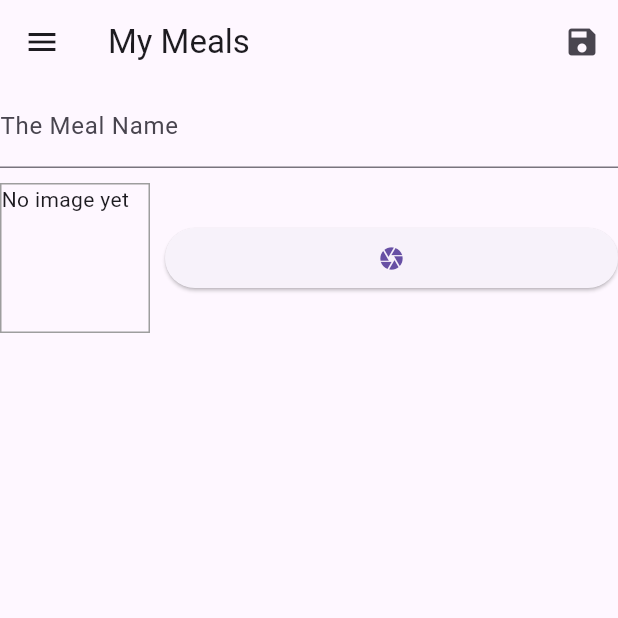
After one commit to adrnmrk/MAPD722_WInter24, a Flutter app: the AddYourMealScreen screen opened by its route, on a phone screen of 412 x 824 dp, the top half of it. The commit adds this screen. Run offline on Flutter 3.47's test engine with Material 3 defaults, Android fonts, the phone set to English and light mode, and no system bars; our stand-ins replace image_picker, shared_preferences, sqflite; accounts and stored records are empty; generated files the repository leaves out were written again.

Commit message:
Week7Code
Add SqlLite, Image Picker and provider package

```diff
--- /dev/null
+++ b/week4_mealapp/lib/AddNewMeal.dart
@@ -0,0 +1,65 @@
+import 'dart:io';
+import 'package:flutter/material.dart';
+import 'package:provider/provider.dart';
+import 'package:week4_mealapp/FavoriteMealsProvider.dart';
+import 'package:week4_mealapp/ImageInput.dart';
+import 'package:week4_mealapp/MainDrawer.dart';
+import './UserMeal.dart';
+
+class AddYourMealScreen extends StatefulWidget {
+  const AddYourMealScreen({super.key});
+  @override
+  State<StatefulWidget> createState() {
+    return AddYourMealScreenState();
+  }
+}
+
+class AddYourMealScreenState extends State<AddYourMealScreen> {
+  File? _pickedImage;
+  void _selectImage(File pickedImage) {
+    _pickedImage = pickedImage;
+  }
+
+  final mealNameController = TextEditingController();
+
+  void saveNewMeal() {
+    if (mealNameController.text.isEmpty || _pickedImage == null)
+      return;
+    else {
+      var us = UserMeal(title: mealNameController.text, image: _pickedImage!);
+      Provider.of<FavoriteMealsProvider>(context, listen: false)
+          .addUserMeal(us);
+    }
+  }
+
+  @override
+  Widget build(BuildContext context) {
+    return Scaffold(
+      appBar: AppBar(
+        title: const Text('My Meals'),
+        actions: [
+          IconButton(onPressed: saveNewMeal, icon: const Icon(Icons.save)),
+        ],
+      ),
+      drawer: MainDrawer(),
+      body: Column(
+        crossAxisAlignment: CrossAxisAlignment.stretch,
+        children: <Widget>[
+          Expanded(
+              child: SingleChildScrollView(
+            child: Column(children: [
+              TextField(
+                decoration: const InputDecoration(labelText: 'The Meal Name'),
+                controller: mealNameController,
+              ),
+              const SizedBox(
+                height: 10,
+              ),
+              ImageInput(_selectImage)
+            ]),
+          )),
+        ],
+      ),
+    );
+  }
+}
--- /dev/null
+++ b/week4_mealapp/lib/FavoritMealsList.dart
@@ -0,0 +1,44 @@
+import 'package:flutter/material.dart';
+import 'package:provider/provider.dart';
+import 'package:week4_mealapp/FavoriteMealsProvider.dart';
+import './MainDrawer.dart';
+
+class FavoriteMealsScreen extends StatelessWidget {
+  const FavoriteMealsScreen({super.key});
+
+  @override
+  Widget build(BuildContext context) {
+    return Scaffold(
+        appBar: AppBar(title: const Text('Favorite Meals')),
+        drawer: MainDrawer(),
+        body: FutureBuilder(
+          future: Provider.of<FavoriteMealsProvider>(context, listen: false)
+              .getAllMealsFromDB(),
+          builder: (context, snapshot) => snapshot.connectionState ==
+                  ConnectionState.waiting
+              ? const Center(
+                  child: CircularProgressIndicator(),
+                )
+              : Consumer<FavoriteMealsProvider>(
+                  child: const Center(
+                    child: Text('No Meals Yet'),
+                  ),
+                  builder: (context, FavoriteMealsProvider, child) =>
+                      FavoriteMealsProvider.meals.isEmpty
+                          ? child!
+                          : ListView.builder(
+                              itemCount: FavoriteMealsProvider.meals.length,
+                              itemBuilder: (context, i) => ListTile(
+                                leading: CircleAvatar(
+                                    backgroundImage: Image.network(
+                                            FavoriteMealsProvider
+                                                .meals[i].imageUrl)
+                                        .image),
+                                title:
+                                    Text(FavoriteMealsProvider.meals[i].title),
+                                onTap: () {},
+                              ),
+                            )),
+        ));
+  }
+}
--- /dev/null
+++ b/week4_mealapp/lib/FavoriteMealsProvider.dart
@@ -0,0 +1,44 @@
+import 'package:flutter/material.dart';
+import 'package:provider/provider.dart';
+import 'package:week4_mealapp/Meal.dart';
+import 'package:week4_mealapp/SQLHelper.dart';
+import 'package:week4_mealapp/UserMeal.dart';
+
+class FavoriteMealsProvider extends ChangeNotifier {
+  List<Meal> meals = [];
+  static List<UserMeal> usermeals = [];
+
+  void addUserMeal(UserMeal um) {
+    usermeals.add(um);
+    notifyListeners();
+  }
+
+  List<UserMeal> getAllUserMeals() {
+    return usermeals;
+  }
+
+  void addMealIntDB(Meal m) {
+    SQLHelper.insert('meals', {
+      'id': m.id,
+      'title': m.title,
+      'image': m.imageUrl,
+      'duration': m.duration
+    });
+    meals.add(m);
+    notifyListeners();
+  }
+
+  Future<void> getAllMealsFromDB() async {
+    var dblist = await SQLHelper.getData('meals', where: '', whereArgs: []);
+    meals = dblist
+        .map((meal) => Meal(
+            id: meal['id'],
+            categories: [],
+            title: meal['title'],
+            imageUrl: meal['image'],
+            duration: meal['duration'],
+            isVegetarian: false))
+        .toList();
+    notifyListeners();
+  }
+}
--- /dev/null
+++ b/week4_mealapp/lib/ImageInput.dart
@@ -0,0 +1,66 @@
+import 'package:flutter/material.dart';
+import 'dart:io';
+import 'package:path_provider/path_provider.dart' as sysPath;
+import 'package:path/path.dart' as path;
+import 'package:image_picker/image_picker.dart';
+
+class ImageInput extends StatefulWidget {
+  Function onSelectImage;
+  ImageInput(this.onSelectImage);
+
+  @override
+  State<ImageInput> createState() => _ImageInputState();
+}
+
+class _ImageInputState extends State<ImageInput> {
+  File? _storedImage;
+
+  Future<void> _takePicture() async {
+    final picker = ImagePicker();
+    final imageFile = await picker.pickImage(
+      source: ImageSource.gallery,
+      maxHeight: 600,
+      maxWidth: 600,
+    );
+    setState(() {
+      _storedImage = File(imageFile!.path);
+    });
+    final appDir = await sysPath.getApplicationDocumentsDirectory();
+    final fileName = path.basename(imageFile!.path);
+    final savedImage =
+        await File(imageFile.path).copy('${appDir.path}/$fileName');
+    widget.onSelectImage(savedImage);
+  }
+
+  @override
+  Widget build(BuildContext context) {
+    return Row(
+      children: [
+        Container(
+          width: 100,
+          height: 100,
+          decoration: BoxDecoration(
+              border: Border.all(
+            width: 1,
+            color: Colors.grey,
+          )),
+          child: _storedImage != null
+              ? Image.file(
+                  _storedImage!,
+                  fit: BoxFit.cover,
+                  width: double.infinity,
+                )
+              : const Text('No image yet'),
+        ),
+        const SizedBox(
+          width: 10,
+        ),
+        Expanded(
+            child: ElevatedButton(
+          child: const Icon(Icons.camera),
+          onPressed: _takePicture,
+        ))
+      ],
+    );
+  }
+}
--- a/week4_mealapp/lib/MainDrawer.dart
+++ b/week4_mealapp/lib/MainDrawer.dart
@@ -30,8 +30,22 @@ class MainDrawer extends StatelessWidget {
             onTap: () {
               Navigator.of(context).pushReplacementNamed('/filters-screen');
             },
+          ),
+          ListTile(
+            leading: const Icon(Icons.favorite),
+            title: const Text('Favorite Meals'),
+            onTap: () {
+              Navigator.of(context).pushReplacementNamed('/favorit-screen');
+            },
+          ),
+          ListTile(
+            leading: const Icon(Icons.add),
+            title: const Text('My Own Meals'),
+            onTap: () {
+              Navigator.of(context).pushReplacementNamed('/user-meals-screen');
+            },
           )
-        ],
+        ], //user-meals-screen
       ),
     );
   }
--- /dev/null
+++ b/week4_mealapp/lib/UserMeal.dart
@@ -0,0 +1,8 @@
+import 'dart:io';
+
+class UserMeal {
+  String title;
+  File image;
+
+  UserMeal({required this.title, required this.image});
+}
--- a/week4_mealapp/lib/main.dart
+++ b/week4_mealapp/lib/main.dart
@@ -1,13 +1,21 @@
 import 'package:flutter/material.dart';
 import 'package:flutter_localizations/flutter_localizations.dart';
+import 'package:provider/provider.dart';
+import 'package:week4_mealapp/AddNewMeal.dart';
 import 'package:week4_mealapp/CategoryList.dart';
 import 'package:week4_mealapp/DummyData.dart';
+import 'package:week4_mealapp/FavoritMealsList.dart';
+import 'package:week4_mealapp/FavoriteMealsProvider.dart';
 import 'package:week4_mealapp/FilterScreen.dart';
 import 'package:flutter_gen/gen_l10n/app_localizations.dart';
 import 'package:week4_mealapp/Meal.dart';
+import 'package:week4_mealapp/MyMealsScreen.dart';
 
 void main() {
-  runApp(const MyApp());
+  runApp(ChangeNotifierProvider(
+    create: (context) => FavoriteMealsProvider(),
+    child: const MyApp(),
+  ));
 }
 
 class MyApp extends StatefulWidget {
@@ -52,7 +60,10 @@ class MyAppState extends State<MyApp> {
       routes: {
         '/': (context) => CategoryList(filteredMeals),
         '/category-meals': (context) => CategoryList(filteredMeals),
-        '/filters-screen': (context) => FilterScreen(setFilters)
+        '/filters-screen': (context) => FilterScreen(setFilters),
+        '/favorit-screen': (context) => const FavoriteMealsScreen(),
+        '/user-meals-screen': (context) => const MyMealsScreen(),
+        '/add_my_meal': (context) => const AddYourMealScreen()
       },
     );
   }
--- a/week4_mealapp/pubspec.yaml
+++ b/week4_mealapp/pubspec.yaml
@@ -39,6 +39,10 @@ dependencies:
   shared_preferences: ^2.2.2
   sqflite: ^2.3.2
   path: ^1.8.3
+  provider: ^6.1.1
+  camera: ^0.10.5+9
+  path_provider: ^2.1.2
+  image_picker: ^0.8.6+4
 
 dev_dependencies:
   flutter_test:
```
Also changed, not shown: week4_mealapp/lib/MealWidget.dart (+44 -9 lines), week4_mealapp/lib/MyMealsScreen.dart (added, +55 -0 lines), week4_mealapp/pubspec.lock, 42 other files.
